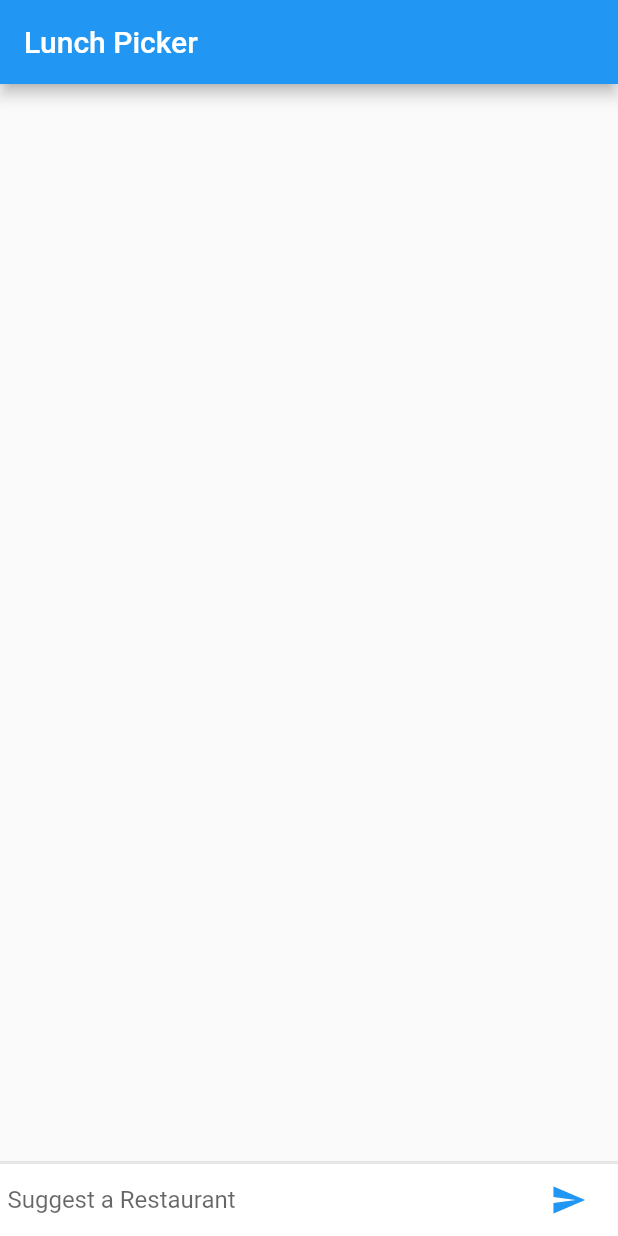
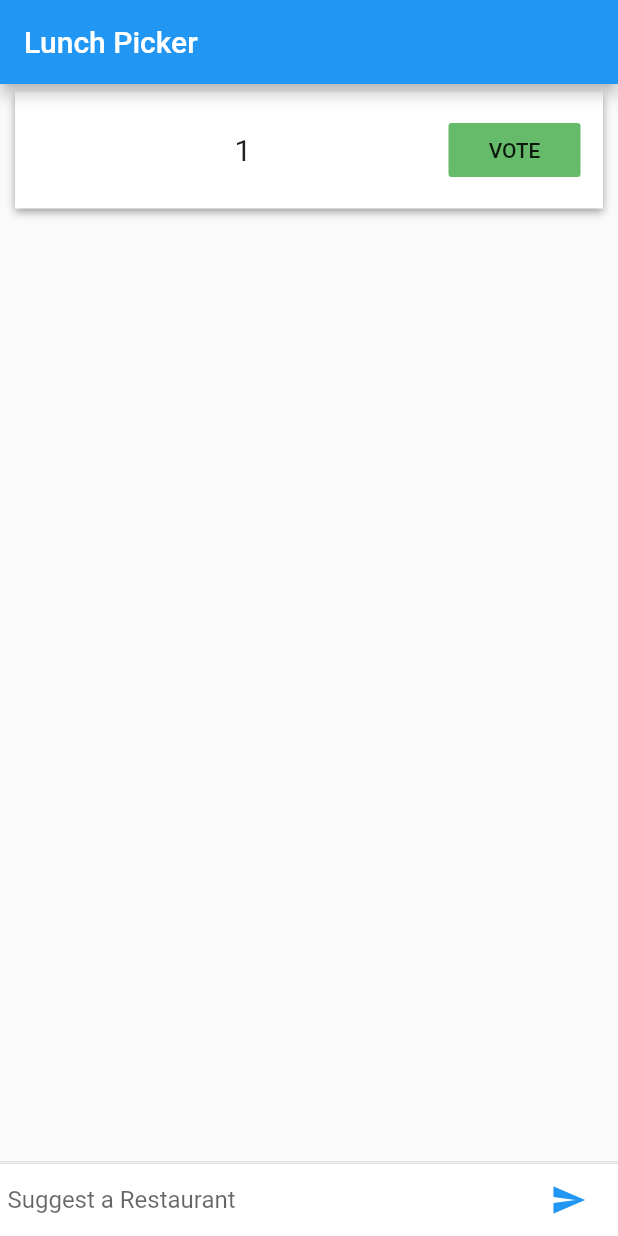
Before and after one commit to ericwindmill/LunchPicker, a Flutter app: the screen it shows after launch, after a tap on the "send" icon, on a phone screen of 412 x 824 dp. Run offline on Flutter 3.47's test engine with Material 2 defaults, Android fonts, the phone set to English and light mode, and no system bars.

Commit message:
User can vote on Restaurants

```diff
--- a/lib/main.dart
+++ b/lib/main.dart
@@ -25,11 +25,30 @@ class VoteScreen extends StatefulWidget {
 class VoteScreenState extends State<VoteScreen> {
   final List<RestaurantDetail> _restaurants = <RestaurantDetail>[];
 
+  handleVote(key) { // this.name
+    // This breaks if there are two restaurants with the same name.
+    // But that should never happen so it's okay.
+    var currentRestaurant = _restaurants.firstWhere(
+      (restaurant) => restaurant.name == key,
+      orElse: () => null
+    );
+
+    // Grab the position so that you can replace Restaurant Detail.
+    int position = _restaurants.indexOf(currentRestaurant);
+    setState(() {
+      _restaurants[position] = new RestaurantDetail(
+        currentRestaurant.name,
+        currentRestaurant.vote + 1,
+        handleVote);
+    });
+  }
+
   handleSubmit(String text) {
     setState(() {
-      _restaurants.insert(0, new RestaurantDetail(text));
+      _restaurants.insert(0, new RestaurantDetail(text, 1, handleVote));
     });
   }
+
 
 
   @override
--- a/lib/restaurants/restaurant-detail.dart
+++ b/lib/restaurants/restaurant-detail.dart
@@ -1,18 +1,48 @@
 import 'package:flutter/material.dart';
 
 class RestaurantDetail extends StatelessWidget {
-  RestaurantDetail(this.name);
+  RestaurantDetail(this.name, this.vote, this.increaseVote);
   final String name;
+  int vote;
+  final increaseVote;
+
 
   @override
   Widget build(BuildContext context) {
     return new Container(
-      margin: const EdgeInsets.symmetric(vertical: 10.0),
+      margin: const EdgeInsets.fromLTRB(10.0, 5.0, 10.0, 5.0),
+      padding: const EdgeInsets.all(15.0),
       child: new Row(
+        mainAxisAlignment: MainAxisAlignment.spaceBetween,
         children: <Widget>[
-          new Text(name),
-          new Divider(height: 1.0)
+          new Text(
+            name,
+            style: new TextStyle(
+              fontSize: 20.0,
+            ),
+          ),
+          new Text(
+            vote.toString(),
+            style: new TextStyle(
+              fontSize: 20.0,
+            )
+          ),
+          new FlatButton(
+            child: new Text('VOTE'),
+            color: Colors.green[400],
+            onPressed: () => increaseVote(this.name),
+          )
         ],
+      ),
+      decoration: new BoxDecoration(
+        color: Colors.white,
+        boxShadow: <BoxShadow>[
+          new BoxShadow (
+            color: Colors.grey,
+            offset: new Offset(0.0, 2.0),
+            blurRadius: 4.0,
+          )
+        ]
       ),
     );
   }
```
Also changed, not shown: 1 other file.
